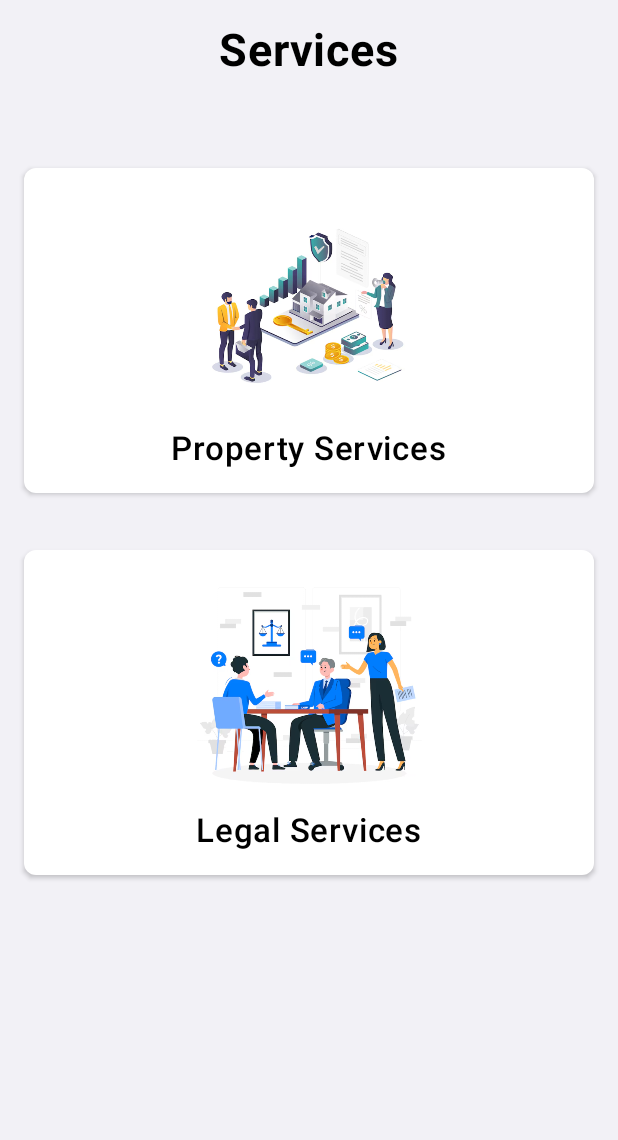
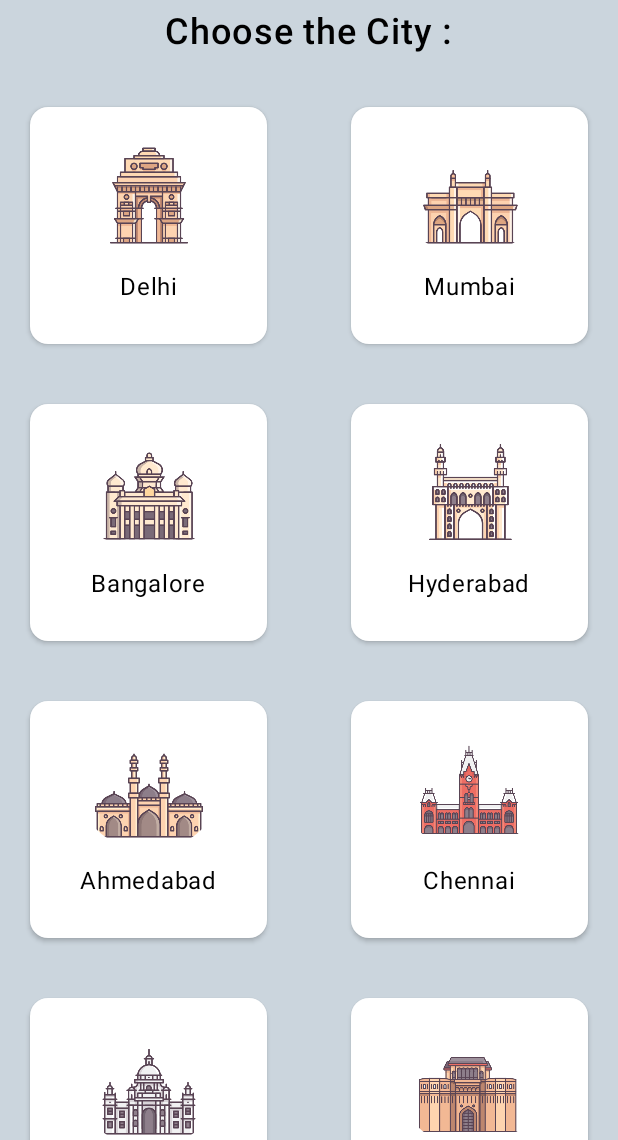
Before and after one commit to proptelligence/Proptelligence-android, an Android app built with Jetpack Compose: the PropertyServicesScreen screen opened through its navigation route, on a phone screen of 412 x 824 dp, the part 96-1236 px from its top. Run offline under Robolectric (Android 15) with nearby library versions, the phone set to English and light mode, and no system bars.

Commit message:
Created Property Services Screen

```diff
--- a/app/src/main/java/com/rey/proptelligence/NavGraph.kt
+++ b/app/src/main/java/com/rey/proptelligence/NavGraph.kt
@@ -38,7 +38,7 @@ fun LoginLogic() {
             ServicesScreen(navController = navController)
         }
         composable("propertyServices"){
-            ServicesScreen(navController = navController)
+            PropertyServicesScreen(navController = navController)
         }
     }
 }
--- /dev/null
+++ b/app/src/main/java/com/rey/proptelligence/PropertyServices.kt
@@ -0,0 +1,134 @@
+package com.rey.proptelligence
+
+import androidx.compose.foundation.Image
+import androidx.compose.foundation.background
+import androidx.compose.foundation.clickable
+import androidx.compose.foundation.layout.Arrangement
+import androidx.compose.foundation.layout.Column
+import androidx.compose.foundation.layout.Row
+import androidx.compose.foundation.layout.Spacer
+import androidx.compose.foundation.layout.aspectRatio
+import androidx.compose.foundation.layout.fillMaxSize
+import androidx.compose.foundation.layout.fillMaxWidth
+import androidx.compose.foundation.layout.padding
+import androidx.compose.foundation.layout.size
+import androidx.compose.foundation.lazy.LazyColumn
+import androidx.compose.foundation.lazy.items
+import androidx.compose.foundation.shape.CircleShape
+import androidx.compose.foundation.shape.RoundedCornerShape
+import androidx.compose.material3.Card
+import androidx.compose.material3.CardDefaults
+import androidx.compose.material3.DrawerValue
+import androidx.compose.material3.Scaffold
+import androidx.compose.material3.Text
+import androidx.compose.material3.rememberDrawerState
+import androidx.compose.runtime.Composable
+import androidx.compose.runtime.rememberCoroutineScope
+import androidx.compose.ui.Alignment
+import androidx.compose.ui.Modifier
+import androidx.compose.ui.draw.clip
+import androidx.compose.ui.graphics.Color
+import androidx.compose.ui.res.painterResource
+import androidx.compose.ui.text.font.FontWeight
+import androidx.compose.ui.tooling.preview.Preview
+import androidx.compose.ui.unit.dp
+import androidx.compose.ui.unit.sp
+import androidx.navigation.NavController
+import androidx.navigation.compose.rememberNavController
+
+@Composable
+fun PropertyServicesScreen(navController: NavController){
+    val coroutineScope = rememberCoroutineScope()
+    val drawerState = rememberDrawerState(initialValue = DrawerValue.Closed)
+
+    val cities = listOf(
+        City("Delhi", R.drawable.delhi),
+        City("Mumbai", R.drawable.mumbai),
+        City("Bangalore", R.drawable.bangalore),
+        City("Hyderabad", R.drawable.hyderabad),
+        City("Ahmedabad", R.drawable.ahmedabad),
+        City("Chennai", R.drawable.chennai_changed),
+        City("Kolkata", R.drawable.kolkata),
+        City("Pune", R.drawable.pune_changed),
+        // Add more cities...
+    )
+
+    CustomDrawer(
+        navController = navController,
+        drawerState = drawerState) {
+        Scaffold(
+            topBar = { CustomTopAppBar(navController, coroutineScope, drawerState) },
+            // rest of your code
+        ) {
+            innerPadding ->
+            Column(
+                modifier = Modifier.fillMaxSize().background(Color(android.graphics.Color.parseColor("#CBD5DD")))
+                    .padding(top = 55.dp),
+                horizontalAlignment = Alignment.CenterHorizontally,
+            ) {
+
+                Text(
+                    text = "Choose the City :",
+                    fontSize = 24.sp,
+                    fontWeight = FontWeight.W500,
+                    color = Color.Black,
+                    modifier = Modifier.padding(16.dp)
+                )
+
+
+                LazyColumn {
+                    items(cities.chunked(2)) { rowCities ->
+                        Row(
+                            horizontalArrangement = Arrangement.spacedBy(16.dp),
+                            modifier = Modifier.fillMaxWidth()
+                        ) {
+                            for (city in rowCities) {
+                                // Use Card composable here
+                                Card(
+                                    modifier = Modifier
+                                        .padding(20.dp)
+                                        .aspectRatio(1f)
+                                        .weight(1f)
+                                        .clickable { navController.navigate(city.name) },
+                                    elevation = CardDefaults.cardElevation(defaultElevation = 2.dp),
+                                    colors = CardDefaults.cardColors(containerColor = Color.White), // Set background color
+                                    shape = RoundedCornerShape(12.dp) // You can use RoundedCornerShape for rounded corners
+                                ) {
+                                    Column(
+                                        horizontalAlignment = Alignment.CenterHorizontally,
+                                        modifier = Modifier
+                                            .padding(0.dp) // Add padding inside the card
+                                            .fillMaxWidth()
+                                    ) {
+                                        Image(
+                                            painter = painterResource(city.imageId),
+                                            contentDescription = city.name,
+                                            modifier = Modifier
+                                                .size(100.dp) // Adjust image size as needed
+                                                .clip(CircleShape)
+                                        )
+                                        Text(
+                                            text = city.name,
+                                            color = Color.Black,
+                                            modifier = Modifier.padding(top = 8.dp)
+                                        )
+                                    }
+                                }
+                            }
+                            if (rowCities.size < 2) {
+                                Spacer(modifier = Modifier.weight(1f))
+                            }
+                        }
+                    }
+                }
+            }
+
+        }
+    }
+}
+
+@Preview(showBackground = true)
+@Composable
+fun PropertyServicesScreenPreview(){
+    PropertyServicesScreen(rememberNavController())
+}
--- a/app/src/main/java/com/rey/proptelligence/ServicesScreen.kt
+++ b/app/src/main/java/com/rey/proptelligence/ServicesScreen.kt
@@ -73,7 +73,7 @@ fun ServicesScreen(navController: NavController) {
                     modifier = Modifier
                         .fillMaxWidth()
                         .padding(bottom = 8.dp)
-                        .clickable { /* Handle click for Property Services */ },
+                        .clickable { navController.navigate("propertyServices")},
                     elevation = CardDefaults.cardElevation(defaultElevation = 2.dp),
                     colors = CardDefaults.cardColors(containerColor = Color.White),
                     shape = RoundedCornerShape(8.dp)
```
